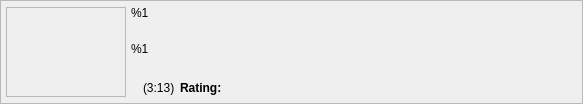
ckorn/xvst, file ui/searchvideositem.ui: the form before one commit.
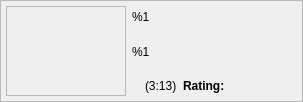
The form after the commit. Icons and pictures are not drawn.

Commit message: - Added possibility to add custom downloads (if you have the video URL just enter it and the xVST will download/convert it for you)

```diff
--- a/ui/searchvideositem.ui
+++ b/ui/searchvideositem.ui
@@ -2,20 +2,6 @@
 <ui version="4.0">
  <class>SearchVideosItemImpl</class>
  <widget class="QWidget" name="SearchVideosItemImpl">
-  <property name="geometry">
-   <rect>
-    <x>0</x>
-    <y>0</y>
-    <width>583</width>
-    <height>104</height>
-   </rect>
-  </property>
-  <property name="minimumSize">
-   <size>
-    <width>0</width>
-    <height>104</height>
-   </size>
-  </property>
   <property name="windowTitle">
    <string>Form</string>
   </property>
@@ -25,20 +11,17 @@
    </property>
    <item row="0" column="0">
     <widget class="QFrame" name="frmVideoInformation">
-     <property name="autoFillBackground">
-      <bool>false</bool>
-     </property>
      <property name="frameShape">
       <enum>QFrame::StyledPanel</enum>
      </property>
      <layout class="QGridLayout" name="gridLayout_2">
+      <property name="verticalSpacing">
+       <number>2</number>
+      </property>
       <property name="margin">
        <number>5</number>
       </property>
-      <property name="spacing">
-       <number>5</number>
-      </property>
-      <item row="0" column="0" rowspan="3">
+      <item row="0" column="0" rowspan="4">
        <widget class="QLabel" name="imgVideo">
         <property name="minimumSize">
          <size>
@@ -76,7 +59,7 @@
         </property>
        </widget>
       </item>
-      <item row="1" column="1" colspan="6">
+      <item row="1" column="1" rowspan="2" colspan="6">
        <widget class="QLabel" name="lblDescription">
         <property name="sizePolicy">
          <sizepolicy hsizetype="Preferred" vsizetype="Expanding">
@@ -92,7 +75,23 @@
         </property>
        </widget>
       </item>
-      <item row="2" column="2">
+      <item row="3" column="1">
+       <widget class="QLabel" name="lblPlayVideo">
+        <property name="toolTip">
+         <string>Play this video</string>
+        </property>
+        <property name="text">
+         <string notr="true"/>
+        </property>
+        <property name="pixmap">
+         <pixmap>:/buttons/images/control_play.png</pixmap>
+        </property>
+        <property name="openExternalLinks">
+         <bool>true</bool>
+        </property>
+       </widget>
+      </item>
+      <item row="3" column="2">
        <widget class="QLabel" name="lblDuration">
         <property name="maximumSize">
          <size>
@@ -105,20 +104,14 @@
         </property>
        </widget>
       </item>
-      <item row="2" column="6">
-       <widget class="QLabel" name="lblDownloadVideo">
-        <property name="toolTip">
-         <string>Download this video</string>
-        </property>
+      <item row="3" column="3">
+       <widget class="QLabel" name="lblRating">
         <property name="text">
-         <string/>
-        </property>
-        <property name="pixmap">
-         <pixmap resource="../resources/resources.qrc">:/buttons/images/film_add.png</pixmap>
+         <string>&lt;b&gt;Rating:&lt;/b&gt;</string>
         </property>
        </widget>
       </item>
-      <item row="2" column="5">
+      <item row="3" column="5">
        <spacer name="horizontalSpacer">
         <property name="orientation">
          <enum>Qt::Horizontal</enum>
@@ -131,13 +124,13 @@
         </property>
        </spacer>
       </item>
-      <item row="2" column="1">
-       <widget class="QLabel" name="lblPlayVideo">
+      <item row="3" column="6">
+       <widget class="QLabel" name="lblDownloadVideo">
         <property name="toolTip">
          <string>Play this video</string>
         </property>
         <property name="text">
-         <string notr="true"/>
+         <string/>
         </property>
         <property name="pixmap">
          <pixmap resource="../resources/resources.qrc">:/buttons/images/control_play.png</pixmap>
@@ -147,14 +140,7 @@
         </property>
        </widget>
       </item>
-      <item row="2" column="3">
-       <widget class="QLabel" name="lblRating">
-        <property name="text">
-         <string>&lt;b&gt;Rating:&lt;/b&gt;</string>
-        </property>
-       </widget>
-      </item>
-      <item row="2" column="4">
+      <item row="3" column="4">
        <widget class="QLabel" name="imgRating">
         <property name="text">
          <string/>
```
Left out of the diff: 14 changed lines with no effect on the pictures. The commit also changes 70 other files.
